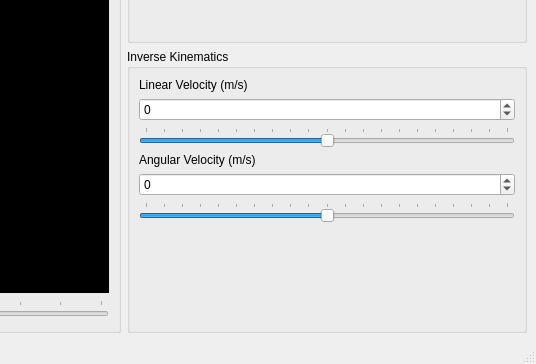
This is hw2/mainwindow.ui in ashgti/elect6350 as Qt 5 draws it before an edit; both pictures show x 464 to 1000 and y 250 to 614 of the 1000 by 614 pixel window. The edited form follows.
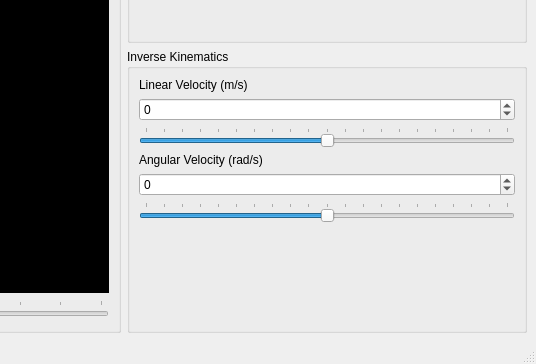
This is the edited form. Custom widgets are drawn as their Qt base class.

Commit message: Got the sliders working with the homework2 equations.  There is something wrong with the way the angular works...  I think this might be related to the fact that we need floating point values for the four settable fields.

The edit to the form file:
```diff
--- a/hw2/mainwindow.ui
+++ b/hw2/mainwindow.ui
@@ -7,7 +7,7 @@
     <x>0</x>
     <y>0</y>
     <width>1000</width>
-    <height>600</height>
+    <height>602</height>
    </rect>
   </property>
   <property name="windowTitle">
@@ -246,7 +246,7 @@
        <item>
         <widget class="QLabel" name="label_4">
          <property name="text">
-          <string>Angular Velocity (m/s)</string>
+          <string>Angular Velocity (rad/s)</string>
          </property>
         </widget>
        </item>
```
Left out of the diff: 64 changed lines with no effect on the pictures. The commit also changes 2 other files.
